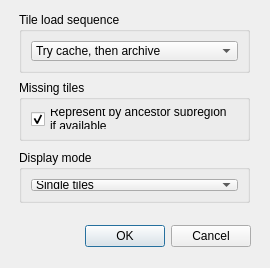
Qt form dlgConfig.ui (MatiasSaibene/Orbiter-TileEdit_for_Linux) before a commit.
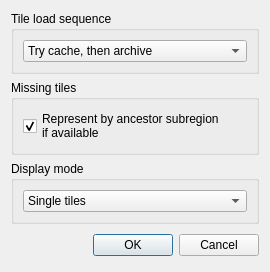
The same form after that commit.

Commit message: Improved application layout

Patch:
```diff
--- a/dlgConfig.ui
+++ b/dlgConfig.ui
@@ -13,15 +13,82 @@
   <property name="windowTitle">
    <string>tileedit: Configure</string>
   </property>
-  <widget class="QWidget" name="layoutWidget">
-   <property name="geometry">
-    <rect>
-     <x>20</x>
-     <y>220</y>
-     <width>231</width>
-     <height>33</height>
-    </rect>
-   </property>
+  <layout class="QGridLayout" name="gridLayout">
+   <item row="0" column="0">
+    <widget class="QGroupBox" name="groupBox">
+     <property name="title">
+      <string>Tile load sequence</string>
+     </property>
+     <layout class="QVBoxLayout" name="verticalLayout">
+      <item>
+       <widget class="QComboBox" name="comboLoadSequence">
+        <item>
+         <property name="text">
+          <string>Try cache, then archive</string>
+         </property>
+        </item>
+        <item>
+         <property name="text">
+          <string>Compressed archive only</string>
+         </property>
+        </item>
+        <item>
+         <property name="text">
+          <string>Cache files only</string>
+         </property>
+        </item>
+       </widget>
+      </item>
+     </layout>
+    </widget>
+   </item>
+   <item row="1" column="0">
+    <widget class="QGroupBox" name="groupBox_3">
+     <property name="title">
+      <string>Missing tiles</string>
+     </property>
+     <property name="alignment">
+      <set>Qt::AlignmentFlag::AlignLeading|Qt::AlignmentFlag::AlignLeft|Qt::AlignmentFlag::AlignTop</set>
+     </property>
+     <layout class="QVBoxLayout" name="verticalLayout_3">
+      <item>
+       <widget class="QCheckBox" name="checkInterpolateFromAncestor">
+        <property name="text">
+         <string>Represent by ancestor subregion 
+if available</string>
+        </property>
+        <property name="checked">
+         <bool>true</bool>
+        </property>
+       </widget>
+      </item>
+     </layout>
+    </widget>
+   </item>
+   <item row="2" column="0">
+    <widget class="QGroupBox" name="groupBox_2">
+     <property name="title">
+      <string>Display mode</string>
+     </property>
+     <layout class="QVBoxLayout" name="verticalLayout_2">
+      <item>
+       <widget class="QComboBox" name="comboDisplayMode">
+        <item>
+         <property name="text">
+          <string>Single tiles</string>
+         </property>
+        </item>
+        <item>
+         <property name="text">
+          <string>2x2 tile blocks</string>
+         </property>
+        </item>
+       </widget>
+      </item>
+     </layout>
+    </widget>
+   </item>
+   <item row="3" column="0">
    <layout class="QHBoxLayout">
     <property name="spacing">
      <number>6</number>
@@ -66,99 +133,8 @@
      </widget>
     </item>
    </layout>
-  </widget>
-  <widget class="QGroupBox" name="groupBox">
-   <property name="geometry">
-    <rect>
-     <x>19</x>
-     <y>12</y>
-     <width>231</width>
-     <height>61</height>
-    </rect>
-   </property>
-   <property name="title">
-    <string>Tile load sequence</string>
-   </property>
-   <layout class="QVBoxLayout" name="verticalLayout">
-    <item>
-     <widget class="QComboBox" name="comboLoadSequence">
-      <item>
-       <property name="text">
-        <string>Try cache, then archive</string>
-       </property>
-      </item>
-      <item>
-       <property name="text">
-        <string>Compressed archive only</string>
-       </property>
-      </item>
-      <item>
-       <property name="text">
-        <string>Cache files only</string>
-       </property>
-      </item>
-     </widget>
-    </item>
-   </layout>
-  </widget>
-  <widget class="QGroupBox" name="groupBox_2">
-   <property name="geometry">
-    <rect>
-     <x>19</x>
-     <y>150</y>
-     <width>231</width>
-     <height>53</height>
-    </rect>
-   </property>
-   <property name="title">
-    <string>Display mode</string>
-   </property>
-   <layout class="QVBoxLayout" name="verticalLayout_2">
-    <item>
-     <widget class="QComboBox" name="comboDisplayMode">
-      <item>
-       <property name="text">
-        <string>Single tiles</string>
-       </property>
-      </item>
-      <item>
-       <property name="text">
-        <string>2x2 tile blocks</string>
-       </property>
-      </item>
-     </widget>
-    </item>
-   </layout>
-  </widget>
-  <widget class="QGroupBox" name="groupBox_3">
-   <property name="geometry">
-    <rect>
-     <x>19</x>
-     <y>80</y>
-     <width>231</width>
-     <height>61</height>
-    </rect>
-   </property>
-   <property name="title">
-    <string>Missing tiles</string>
-   </property>
-   <property name="alignment">
-    <set>Qt::AlignLeading|Qt::AlignLeft|Qt::AlignTop</set>
-   </property>
-   <layout class="QVBoxLayout" name="verticalLayout_3">
-    <item>
-     <widget class="QCheckBox" name="checkInterpolateFromAncestor">
-      <property name="text">
-       <string>Represent by ancestor subregion 
-if available</string>
-      </property>
-      <property name="checked">
-       <bool>true</bool>
-      </property>
-     </widget>
-    </item>
-   </layout>
-  </widget>
+   </item>
+  </layout>
  </widget>
  <resources/>
  <connections>
```
Left out of the diff: 2 changed lines with no effect on the pictures. Lines whose indentation alone changed are shown as unchanged. The commit also changes 5 other files.
